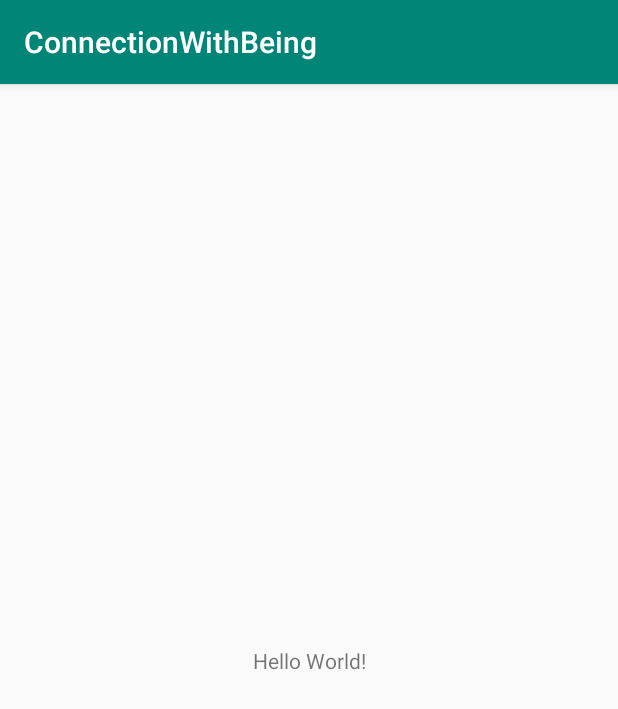
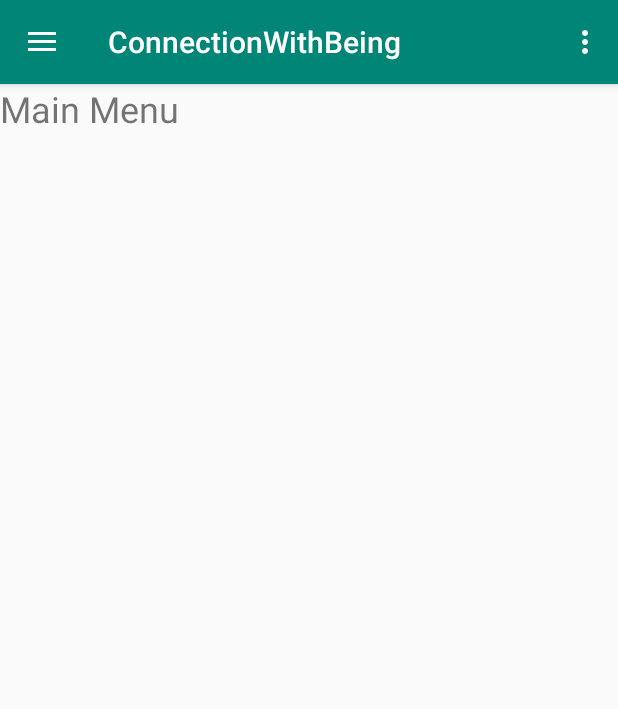
Before and after one commit to cawoolf/ConnectionWithBeing_Final, an Android app: the screen it shows after launch (MainActivity), on a phone screen of 412 x 824 dp. Shown: the top 709 px of the screen. Run offline under Robolectric (Android 15) with nearby library versions, the phone set to English and light mode, and no system bars.

Commit message:
Working so far after copying over fragments from Notes

```diff
--- a/app/build.gradle
+++ b/app/build.gradle
@@ -23,7 +23,9 @@ dependencies {
     implementation fileTree(dir: 'libs', include: ['*.jar'])
     implementation 'androidx.appcompat:appcompat:1.1.0'
     implementation 'androidx.constraintlayout:constraintlayout:1.1.3'
+    implementation 'androidx.legacy:legacy-support-v4:1.0.0'
     testImplementation 'junit:junit:4.12'
     androidTestImplementation 'androidx.test:runner:1.2.0'
     androidTestImplementation 'androidx.test.espresso:espresso-core:3.2.0'
+    implementation 'com.google.android.material:material:1.1.0'
 }
--- a/app/src/main/AndroidManifest.xml
+++ b/app/src/main/AndroidManifest.xml
@@ -9,6 +9,12 @@
         android:roundIcon="@mipmap/ic_launcher_round"
         android:supportsRtl="true"
         android:theme="@style/AppTheme">
+        <activity
+            android:name=".FragmentExampleTwo"
+            android:parentActivityName=".MainActivity" />
+        <activity
+            android:name=".FragmentExample"
+            android:parentActivityName=".MainActivity" />
         <activity android:name=".MainActivity">
             <intent-filter>
                 <action android:name="android.intent.action.MAIN" />
--- a/app/src/main/java/com/example/connectionwithbeing/MainActivity.java
+++ b/app/src/main/java/com/example/connectionwithbeing/MainActivity.java
@@ -1,14 +1,87 @@
 package com.example.connectionwithbeing;
 
+import androidx.annotation.NonNull;
+import androidx.appcompat.app.ActionBarDrawerToggle;
 import androidx.appcompat.app.AppCompatActivity;
+import androidx.drawerlayout.widget.DrawerLayout;
 
+import android.content.Intent;
 import android.os.Bundle;
+import android.view.Menu;
+import android.view.MenuItem;
+import android.widget.Toast;
 
-public class MainActivity extends AppCompatActivity {
+import com.google.android.material.navigation.NavigationView;
+
+public class MainActivity extends AppCompatActivity implements NavigationView.OnNavigationItemSelectedListener{
+    private DrawerLayout mDrawerLayout;
+    private ActionBarDrawerToggle mToggle;
 
     @Override
     protected void onCreate(Bundle savedInstanceState) {
         super.onCreate(savedInstanceState);
-        setContentView(R.layout.activity_main);
+        setContentView(R.layout.activity_nav_drawer);
+        mDrawerLayout = (DrawerLayout) findViewById(R.id.drawer);
+        mToggle = new ActionBarDrawerToggle(this, mDrawerLayout,R.string.open, R.string.close);
+
+//       Listens to the toggle button, which is the hamburger for the nav menu?
+        mDrawerLayout.addDrawerListener(mToggle);
+        mToggle.syncState();
+//        Adds functionality back button
+        getSupportActionBar().setDisplayHomeAsUpEnabled(true);
+        NavigationView navigationView = (NavigationView) findViewById(R.id.navView);
+
+//        Activates the onNavItemSelected to make the items work.
+        navigationView.setNavigationItemSelectedListener(this);
+
+    }
+
+    //    Creates the right hand menu.
+    @Override
+    public boolean onCreateOptionsMenu(Menu menu) {
+        getMenuInflater().inflate(R.menu.settings_menu, menu);
+
+        return true;
+    }
+
+    //    Method needed for the left hand nav menu as well as setting the item actions for the right hand.
+    @Override
+    public boolean onOptionsItemSelected(@NonNull MenuItem item) {
+        if(mToggle.onOptionsItemSelected(item))
+        {
+            return true;
+        }
+
+        if(item.getItemId() == R.id.infoItem) {
+            String version = "Current Game Version: " + BuildConfig.VERSION_NAME;
+            Toast.makeText(this, version,Toast.LENGTH_SHORT ).show();
+
+        }
+
+        if(item.getItemId() == R.id.settingsItem) {
+            Toast.makeText(this,"Settings go here in a group", Toast.LENGTH_SHORT).show();
+        }
+
+        return super.onOptionsItemSelected(item);
+    }
+
+    //Makes items clickable and perform actions for nav menu.
+    @Override
+    public boolean onNavigationItemSelected(@NonNull MenuItem item) {
+        int id = item.getItemId();
+
+
+        if(id == R.id.home) {
+            Toast.makeText(this, "Home item clicked", Toast.LENGTH_SHORT).show();
+        }
+        if(id == R.id.first_fragment_menu){
+            Toast.makeText(this, "First Fragment Clicked", Toast.LENGTH_SHORT).show();
+        }
+
+        if(id == R.id.second_fragment_menu) {
+            Toast.makeText(this, "Second Fragment Clicked", Toast.LENGTH_SHORT).show();
+        }
+
+        return true;
     }
 }
--- /dev/null
+++ b/app/src/main/res/layout/activity_nav_drawer.xml
@@ -0,0 +1,33 @@
+<?xml version="1.0" encoding="utf-8"?>
+<androidx.drawerlayout.widget.DrawerLayout xmlns:android="http://schemas.android.com/apk/res/android"
+    xmlns:app="http://schemas.android.com/apk/res-auto"
+    xmlns:tools="http://schemas.android.com/tools"
+    android:layout_width="match_parent"
+    android:layout_height="match_parent"
+    tools:context=".NavDrawer"
+    android:id="@+id/drawer">
+
+
+    <LinearLayout
+        android:layout_width="match_parent"
+        android:layout_height="match_parent">
+
+        <TextView
+            android:layout_width="match_parent"
+            android:layout_height="match_parent"
+            android:textSize="24sp"
+            android:text="Main Menu">
+        </TextView>
+    </LinearLayout>
+
+    <com.google.android.material.navigation.NavigationView
+        android:id="@+id/navView"
+        android:layout_width="wrap_content"
+        android:layout_height="wrap_content"
+        app:menu="@menu/nav_menu_test"
+        android:layout_gravity="start"
+        >
+
+    </com.google.android.material.navigation.NavigationView>
+
+</androidx.drawerlayout.widget.DrawerLayout>
--- /dev/null
+++ b/app/src/main/res/menu/nav_menu_test.xml
@@ -0,0 +1,14 @@
+<?xml version="1.0" encoding="utf-8"?>
+<menu xmlns:android="http://schemas.android.com/apk/res/android">
+    <item android:id="@id/home"
+        android:title="Home">
+    </item>
+
+    <item android:id="@+id/first_fragment_menu"
+        android:title="First Fragment">
+    </item>
+
+    <item android:id="@+id/second_fragment_menu"
+        android:title="Second Fragment">
+    </item>
+</menu>
--- /dev/null
+++ b/app/src/main/res/menu/settings_menu.xml
@@ -0,0 +1,10 @@
+<?xml version="1.0" encoding="utf-8"?>
+<menu xmlns:android="http://schemas.android.com/apk/res/android">
+
+    <item
+        android:id="@+id/infoItem"
+        android:title="Info" />
+    <item
+        android:id="@+id/settingsItem"
+        android:title="Settings" />
+</menu>
--- a/app/src/main/res/values/colors.xml
+++ b/app/src/main/res/values/colors.xml
@@ -3,4 +3,5 @@
     <color name="colorPrimary">#008577</color>
     <color name="colorPrimaryDark">#00574B</color>
     <color name="colorAccent">#D81B60</color>
+    <color name= "textColor">#FFFFFF</color>
 </resources>
--- a/app/src/main/res/values/strings.xml
+++ b/app/src/main/res/values/strings.xml
@@ -1,3 +1,6 @@
 <resources>
     <string name="app_name">ConnectionWithBeing</string>
+    <string name="open">Open</string>
+    <string name="close">Close</string>
+    <string name="start_fragment_example_two_button">Fragment Example Two</string>
 </resources>
```
Also changed, not shown: app/src/main/java/com/example/connectionwithbeing/FirstFragment.java (added, +39 -0 lines), app/src/main/java/com/example/connectionwithbeing/FragmentExample.java (added, +53 -0 lines), app/src/main/java/com/example/connectionwithbeing/FragmentExampleTwo.java (added, +33 -0 lines), app/src/main/java/com/example/connectionwithbeing/SecondFragment.java (added, +38 -0 lines), app/src/main/java/com/example/connectionwithbeing/SimpleFragment.java (added, +37 -0 lines), app/src/main/res/layout/activity_fragment_example.xml (added, +38 -0 lines), app/src/main/res/layout/activity_fragment_example_two.xml (added, +27 -0 lines), app/src/main/res/layout/fragment_first.xml (added, +30 -0 lines), app/src/main/res/layout/fragment_second.xml (added, +30 -0 lines), app/src/main/res/layout/fragment_simple.xml (added, +30 -0 lines).
